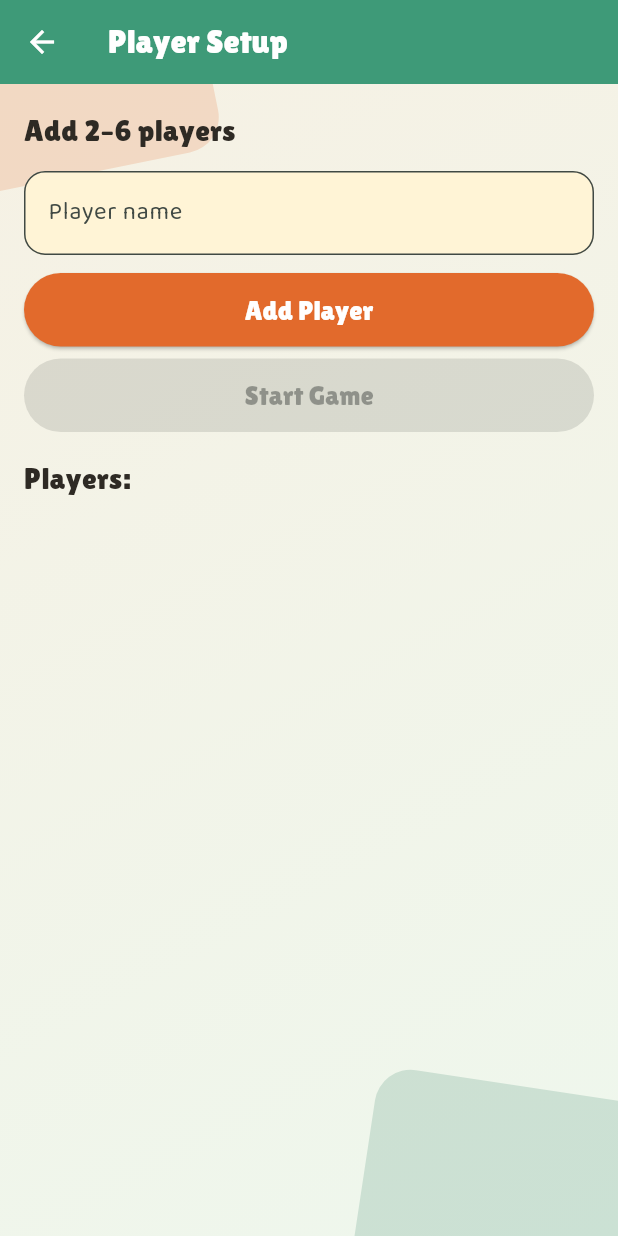
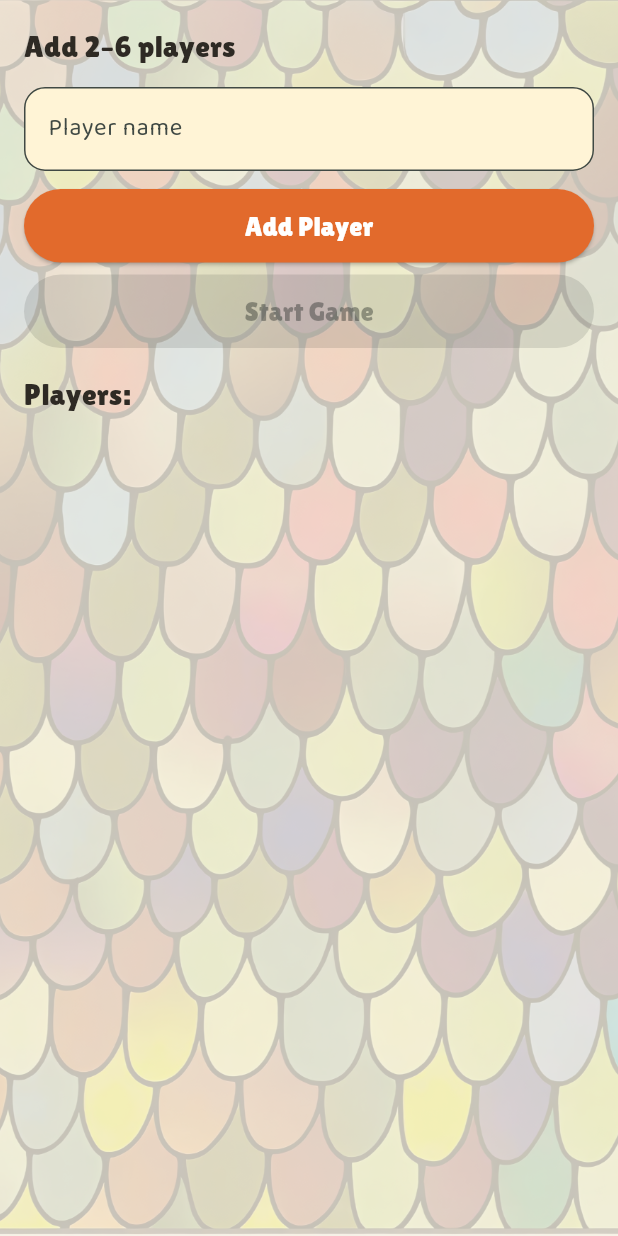
Before and after one commit to finn2411/cabo_app, a Flutter app: the screen it shows after launch, after a tap on "Start Game", on a phone screen of 412 x 824 dp. Run offline on Flutter 3.47's test engine with Material 3 defaults, Android fonts, the light colour scheme and no system bars; our stand-ins replace google_fonts.

Commit message:
New Background

```diff
--- a/lib/main.dart
+++ b/lib/main.dart
@@ -137,27 +137,23 @@ class CaboHomePage extends StatelessWidget {
   @override
   Widget build(BuildContext context) {
     return Scaffold(
-      // AppBar is the top header area in Material apps.
-      appBar: AppBar(
-        centerTitle: true,
-        toolbarHeight: 140,
-        // Use the logo image instead of plain text.
-        title: Image.asset(
-          'assets/logo/cabo_logo.png',
-          height: 80,
-          fit: BoxFit.contain,
-        ),
-      ),
       body: CaboBackground(
         child: Center(
           child: Column(
             mainAxisSize: MainAxisSize.min,
             children: [
-              Text(
-                'Play Cabo!',
-                style: Theme.of(context).textTheme.titleLarge,
+              ClipRect(
+                child: Align(
+                  alignment: Alignment.centerLeft,
+                  widthFactor: 0.63,
+                  child: Image.asset(
+                    'assets/logo/cabo_logo.png',
+                    height: 250,
+                    fit: BoxFit.contain,
+                  ),
+                ),
               ),
-              const SizedBox(height: 12),
+              const SizedBox(height: 20),
               ElevatedButton(
                 onPressed: () {
                   // Navigator pushes a new screen on top of the stack.
@@ -225,9 +221,6 @@ class _PlayerSetupScreenState extends State<PlayerSetupScreen> {
   @override
   Widget build(BuildContext context) {
     return Scaffold(
-      appBar: AppBar(
-        title: const Text('Player Setup'),
-      ),
       body: CaboBackground(
         child: Padding(
           padding: const EdgeInsets.all(16),
@@ -494,9 +487,6 @@ class _ScoringScreenState extends State<ScoringScreen> {
   @override
   Widget build(BuildContext context) {
     return Scaffold(
-      appBar: AppBar(
-        title: const Text('Scoring'),
-      ),
       body: CaboBackground(
         child: Padding(
           padding: const EdgeInsets.all(16),
@@ -651,27 +641,24 @@ class WinnerScreen extends StatelessWidget {
   Widget build(BuildContext context) {
     final String titleText = winners.length == 1 ? 'Winner' : 'Winners';
     return Scaffold(
-      appBar: AppBar(
-        centerTitle: true,
-        toolbarHeight: 140,
-        title: ClipRect(
-          child: Align(
-            alignment: Alignment.centerLeft,
-            widthFactor: 0.63,
-            child: Image.asset(
-              'assets/logo/cabo_logo.png',
-              height: 90,
-              fit: BoxFit.contain,
-            ),
-          ),
-        ),
-      ),
       body: CaboBackground(
         child: Padding(
           padding: const EdgeInsets.all(16),
           child: Column(
             crossAxisAlignment: CrossAxisAlignment.stretch,
             children: [
+              ClipRect(
+                child: Align(
+                  alignment: Alignment.centerLeft,
+                  widthFactor: 0.63,
+                  child: Image.asset(
+                    'assets/logo/cabo_logo.png',
+                    height: 110,
+                    fit: BoxFit.contain,
+                  ),
+                ),
+              ),
+              const SizedBox(height: 12),
               Text(
                 'Game Over!',
                 textAlign: TextAlign.center,
@@ -782,33 +769,19 @@ class CaboBackground extends StatelessWidget {
       children: [
         Positioned.fill(
           child: Container(
-            decoration: const BoxDecoration(
-              gradient: LinearGradient(
-                colors: [CaboColors.paper, Color(0xFFEEF7ED)],
-                begin: Alignment.topLeft,
-                end: Alignment.bottomRight,
+            color: CaboColors.paper,
+          ),
+        ),
+        Positioned.fill(
+          child: Opacity(
+            opacity: 0.2,
+            child: Transform.scale(
+              scale: 1.1,
+              child: Image.asset(
+                'assets/logo/card_back.jpg',
+                fit: BoxFit.cover,
               ),
             ),
-          ),
-        ),
-        Positioned(
-          top: -60,
-          left: -40,
-          child: _DecorativeShape(
-            width: 180,
-            height: 120,
-            color: CaboColors.orange.withOpacity(0.18),
-            rotation: -0.2,
-          ),
-        ),
-        Positioned(
-          bottom: -40,
-          right: -30,
-          child: _DecorativeShape(
-            width: 200,
-            height: 140,
-            color: CaboColors.deepGreen.withOpacity(0.18),
-            rotation: 0.15,
           ),
         ),
         SafeArea(child: child),
@@ -816,32 +789,3 @@ class CaboBackground extends StatelessWidget {
     );
   }
 }
-
-class _DecorativeShape extends StatelessWidget {
-  const _DecorativeShape({
-    required this.width,
-    required this.height,
-    required this.color,
-    required this.rotation,
-  });
-
-  final double width;
-  final double height;
-  final Color color;
-  final double rotation;
-
-  @override
-  Widget build(BuildContext context) {
-    return Transform.rotate(
-      angle: rotation,
-      child: Container(
-        width: width,
-        height: height,
-        decoration: BoxDecoration(
-          color: color,
-          borderRadius: BorderRadius.circular(24),
-        ),
-      ),
-    );
-  }
-}
--- a/pubspec.yaml
+++ b/pubspec.yaml
@@ -61,6 +61,7 @@ flutter:
   # To add assets to your application, add an assets section, like this:
   assets:
     - assets/logo/cabo_logo.png
+    - assets/logo/card_back.jpg
 
   # An image asset can refer to one or more resolution-specific "variants", see
   # https://flutter.dev/to/resolution-aware-images
```
Also changed, not shown: assets/logo/card_back.jpg (added).
